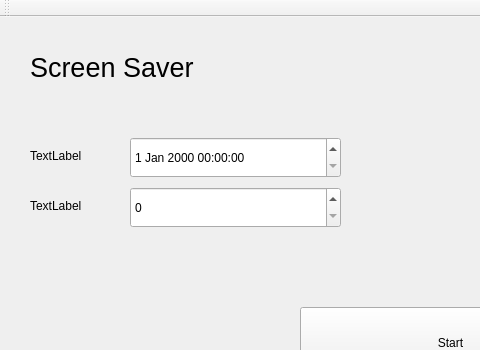
First picture: the form in mainwindow.ui, repository fivak/screen-saver, before the edit; both pictures show x 0 to 480 and y 0 to 350 of the 939 by 535 pixel window.
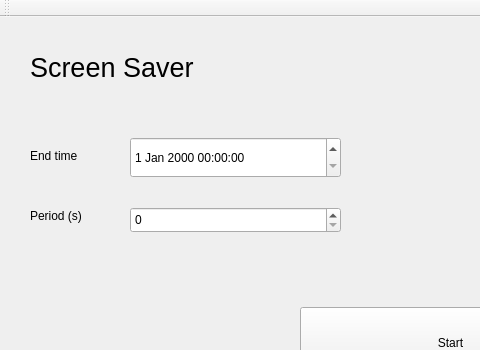
Second picture: the form after the edit.

```diff
--- a/mainwindow.ui
+++ b/mainwindow.ui
@@ -45,16 +45,6 @@
      <string>Screen Saver</string>
     </property>
    </widget>
-   <widget class="QSpinBox" name="period_input">
-    <property name="geometry">
-     <rect>
-      <x>130</x>
-      <y>170</y>
-      <width>211</width>
-      <height>41</height>
-     </rect>
-    </property>
-   </widget>
    <widget class="QDateTimeEdit" name="date_time_input">
     <property name="geometry">
      <rect>
@@ -65,30 +55,40 @@
      </rect>
     </property>
    </widget>
+   <widget class="QLabel" name="period_label">
+    <property name="geometry">
+     <rect>
+      <x>30</x>
+      <y>190</y>
+      <width>91</width>
+      <height>17</height>
+     </rect>
+    </property>
+    <property name="text">
+     <string>Period (s)</string>
+    </property>
+   </widget>
+   <widget class="QSpinBox" name="period_input">
+    <property name="geometry">
+     <rect>
+      <x>130</x>
+      <y>190</y>
+      <width>211</width>
+      <height>26</height>
+     </rect>
+    </property>
+   </widget>
    <widget class="QLabel" name="date_time_input_label">
     <property name="geometry">
      <rect>
       <x>30</x>
       <y>130</y>
-      <width>67</width>
+      <width>91</width>
       <height>17</height>
      </rect>
     </property>
     <property name="text">
-     <string>TextLabel</string>
-    </property>
-   </widget>
-   <widget class="QLabel" name="period_label">
-    <property name="geometry">
-     <rect>
-      <x>30</x>
-      <y>180</y>
-      <width>67</width>
-      <height>17</height>
-     </rect>
-    </property>
-    <property name="text">
-     <string>TextLabel</string>
+     <string>End time</string>
     </property>
    </widget>
   </widget>
```
